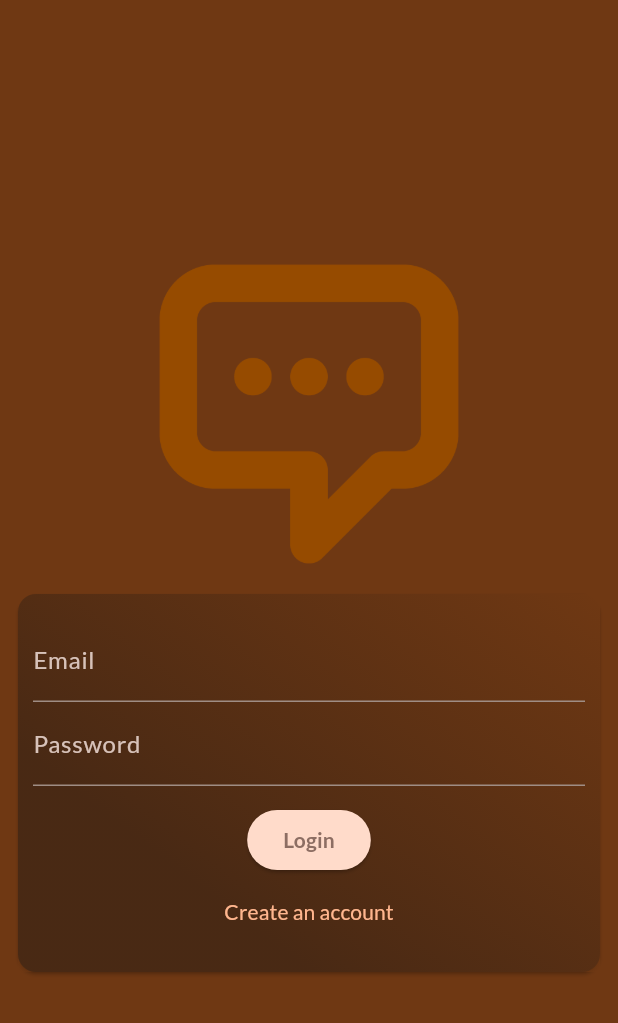
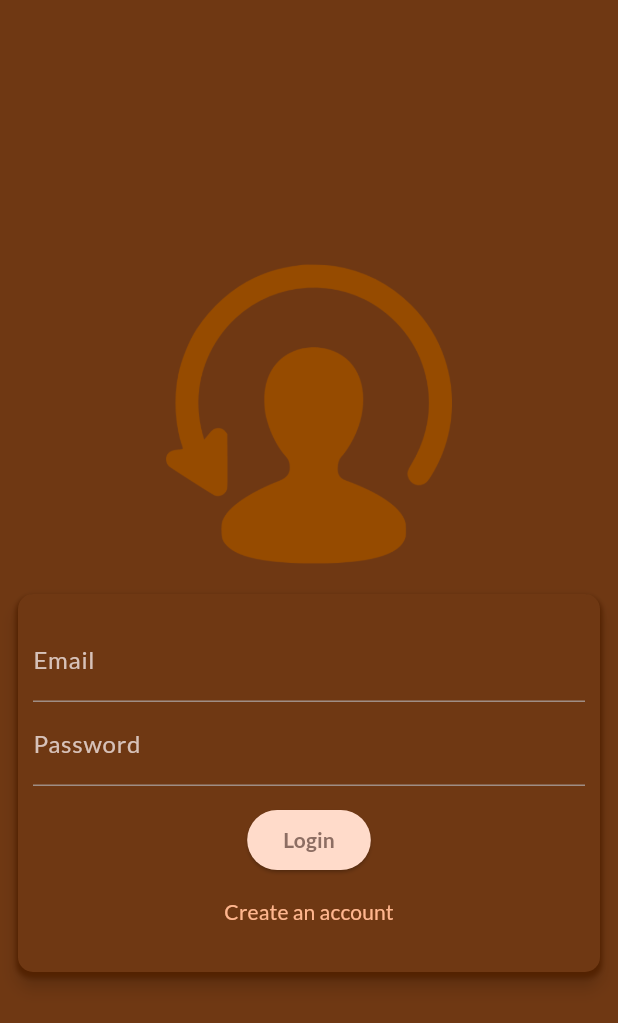
Before and after one commit to Sufi8959/Meals-App, a Flutter app: the screen it shows after launch, on a phone screen of 412 x 824 dp. Shown: the top 1023 px of the screen. Run offline on Flutter 3.47's test engine with Material 3 defaults, Android fonts, the phone set to English and light mode, and no system bars; our stand-ins replace cloud_firestore, firebase_auth, firebase_core, firebase_storage, flutter_riverpod, google_fonts and 2 more; accounts and stored records are empty.

Commit message:
final commit before release

```diff
--- a/meals_app/lib/Auth/auth.dart
+++ b/meals_app/lib/Auth/auth.dart
@@ -131,25 +131,30 @@ class _AuthScreenState extends State<AuthScreen> {
                     right: 30,
                   ),
                   child: Image.asset(
-                    'assets/images/message.png',
+                    'assets/images/user.png',
                   ),
                 ),
                 Card(
-                  elevation: 1,
+                  elevation: 5,
                   //  color: Theme.of(context).colorScheme.primary.withOpacity(0.8),
                   margin: const EdgeInsets.symmetric(horizontal: 12),
                   child: Container(
                     decoration: BoxDecoration(
+                        borderRadius: BorderRadius.circular(10),
+                        boxShadow: [
+                          BoxShadow(
+                              blurRadius: 2,
+                              spreadRadius: 1,
+                              offset: const Offset(0, 3),
+                              color: Theme.of(context).colorScheme.onPrimary)
+                        ],
                         gradient: LinearGradient(
                             begin: Alignment.topRight,
                             end: Alignment.bottomCenter,
                             colors: [
-                          Theme.of(context).colorScheme.primaryContainer,
-                          Theme.of(context)
-                              .colorScheme
-                              .primaryContainer
-                              .withOpacity(0.5),
-                        ])),
+                              Theme.of(context).colorScheme.primaryContainer,
+                              Theme.of(context).colorScheme.primaryContainer
+                            ])),
                     child: SingleChildScrollView(
                       child: Padding(
                         padding: const EdgeInsets.symmetric(
--- a/meals_app/pubspec.yaml
+++ b/meals_app/pubspec.yaml
@@ -69,6 +69,7 @@ flutter:
   assets:
     - assets/images/chat.png
     - assets/images/message.png
+    - assets/images/user.png
     - assets/images/image.jpg
   # An image asset can refer to one or more resolution-specific "variants", see
   # https://flutter.dev/assets-and-images/#resolution-aware
```
Also changed, not shown: meals_app/assets/images/user.png (added), 1 other file.
